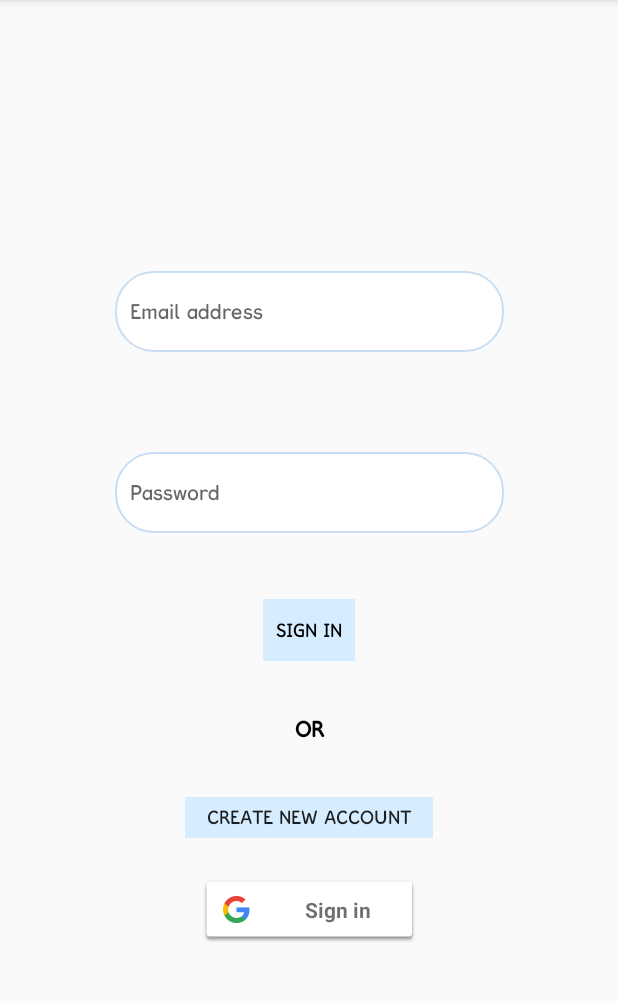
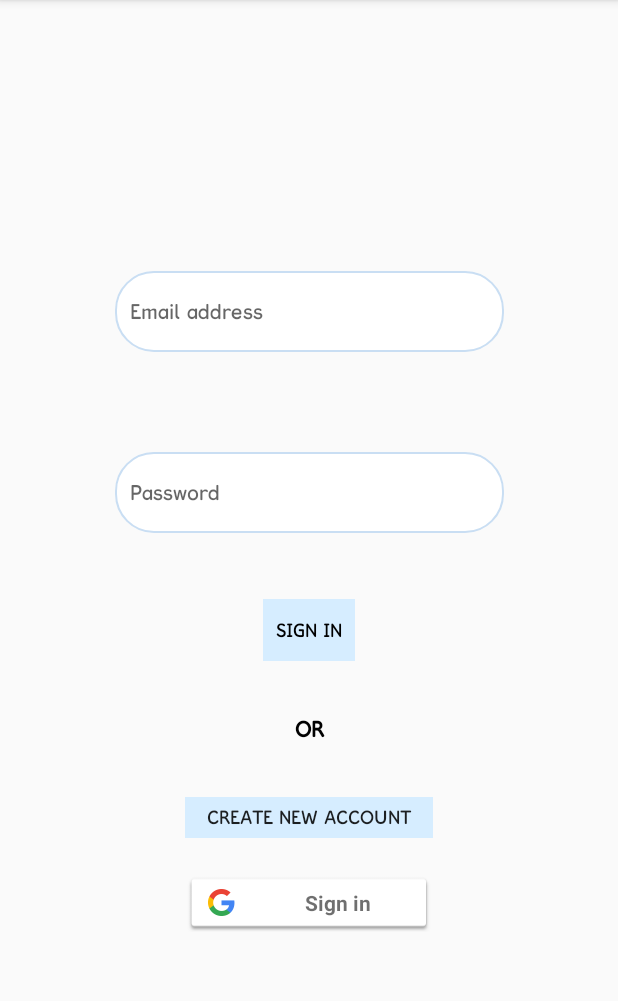
Before and after one commit to olivia-xie/life-track, an Android app: the screen it shows after launch (SignUpActivity), after a tap on an icon or button, on a phone screen of 412 x 824 dp, the part 84-1085 px from its top. Run offline under Robolectric (Android 15) with nearby library versions, the phone set to English and light mode, and no system bars; our stand-ins replace Firebase (no records; nobody signed in at launch, a user with empty details on screens opened directly).

Commit message:
fwfwef nwv

```diff
--- a/app/build.gradle
+++ b/app/build.gradle
@@ -27,7 +27,6 @@ dependencies {
     implementation 'com.android.support:design:28.0.0'
 
     implementation 'com.google.firebase:firebase-auth:16.0.5'
-    implementation 'com.facebook.android:facebook-login:[5,6)'
 
     implementation 'com.google.firebase:firebase-database:16.0.4'
 
--- a/app/src/main/java/com/example/newdiary/Activities/SignUpActivity.java
+++ b/app/src/main/java/com/example/newdiary/Activities/SignUpActivity.java
@@ -6,12 +6,12 @@ import android.support.annotation.NonNull;
 import android.support.v7.app.AppCompatActivity;
 import android.os.Bundle;
 import android.text.Editable;
+import android.util.Log;
 import android.view.View;
 import android.widget.Button;
 import android.widget.EditText;
 import android.widget.Toast;
 
-import com.example.newdiary.Data.SharedPrefs;
 import com.example.newdiary.R;
 import com.google.android.gms.tasks.OnCompleteListener;
 import com.google.android.gms.tasks.Task;
@@ -33,8 +33,6 @@ public class SignUpActivity extends AppCompatActivity {
     private String email;
     private String password;
 
-    private SharedPrefs sharedPrefs;
-
     @Override
     protected void onCreate(Bundle savedInstanceState) {
         super.onCreate(savedInstanceState);
@@ -47,13 +45,13 @@ public class SignUpActivity extends AppCompatActivity {
 
         mAuth = FirebaseAuth.getInstance();
 
-        sharedPrefs = new SharedPrefs(SignUpActivity.this);
-
         signInButton.setOnClickListener(new View.OnClickListener() {
             @Override
             public void onClick(View v) {
 
-                if (email != null && password != null) {
+                if (emailEditText.getText().toString() != null &&
+                        passwordEditText.getText().toString() != null) {
+
                     email = emailEditText.getText().toString().trim();
                     password = passwordEditText.getText().toString().trim();
 
--- a/app/src/main/res/layout/activity_sign_up.xml
+++ b/app/src/main/res/layout/activity_sign_up.xml
@@ -137,12 +137,12 @@
 
     <com.google.android.gms.common.SignInButton
         android:id="@+id/googleSignInButtonId"
-        android:layout_width="146dp"
-        android:layout_height="45dp"
-        android:layout_marginStart="133dp"
-        android:layout_marginTop="23dp"
-        android:layout_marginEnd="133dp"
-        android:layout_marginBottom="138dp"
+        android:layout_width="165dp"
+        android:layout_height="39dp"
+        android:layout_marginStart="123dp"
+        android:layout_marginTop="22dp"
+        android:layout_marginEnd="123dp"
+        android:layout_marginBottom="145dp"
         app:layout_constraintBottom_toBottomOf="parent"
         app:layout_constraintEnd_toEndOf="parent"
         app:layout_constraintStart_toStartOf="parent"
--- a/app/src/main/res/values/strings.xml
+++ b/app/src/main/res/values/strings.xml
@@ -19,4 +19,6 @@
     <string name="edit">edit</string>
     <string name="life_track">life track</string>
     <string name="how_was_your_day_today">How was your day today?</string>
+    <string name="facebook_app_id">2940559832663617</string>
+    <string name="fb_login_protocol_scheme">fb2940559832663617</string>
 </resources>
```
